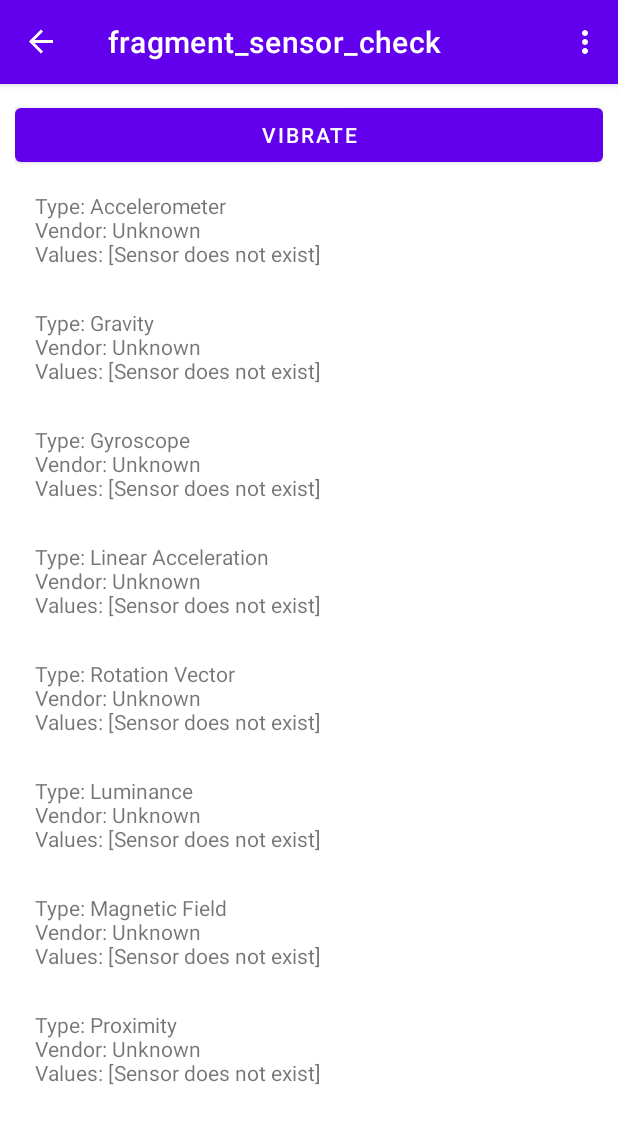
After one commit to FydeOS/Kang, an Android app: the SensorCheckFragment screen opened through its navigation route, on a phone screen of 412 x 824 dp. The commit adds this screen. Shown: the top 1124 px of the screen. Run offline under Robolectric (Android 15) with nearby library versions, the phone set to English and light mode, and no system bars; our stand-ins replace navigation-ui.

Commit message:
Add sensor check and vibrator

```diff
--- a/app/src/main/AndroidManifest.xml
+++ b/app/src/main/AndroidManifest.xml
@@ -4,7 +4,7 @@
 
     <uses-permission android:name="android.permission.RECORD_AUDIO" />
     <uses-permission android:name="android.permission.ACCESS_NOTIFICATION_POLICY" />
-
+    <uses-permission android:name="android.permission.VIBRATE"/>
     <uses-feature android:name="android.hardware.camera.any" />
     <uses-permission android:name="android.permission.CAMERA" />
 
--- a/app/src/main/java/io/fydeos/kangtester/FirstFragment.kt
+++ b/app/src/main/java/io/fydeos/kangtester/FirstFragment.kt
@@ -41,6 +41,9 @@ class FirstFragment : Fragment() {
         binding.btnCameraCheck.setOnClickListener {
             findNavController().navigate(R.id.action_FirstFragment_to_cameraCheckFragment)
         }
+        binding.btnSensorCheck.setOnClickListener {
+            findNavController().navigate(R.id.action_FirstFragment_to_sensorCheckFragment)
+        }
     }
 
     override fun onDestroyView() {
--- /dev/null
+++ b/app/src/main/java/io/fydeos/kangtester/SensorCheckFragment.kt
@@ -0,0 +1,142 @@
+package io.fydeos.kangtester
+
+import android.hardware.Sensor
+import android.hardware.SensorEvent
+import android.hardware.SensorEventListener
+import android.hardware.SensorManager
+import android.os.Bundle
+import android.os.VibrationEffect
+import android.os.Vibrator
+import android.view.LayoutInflater
+import android.view.View
+import android.view.ViewGroup
+import android.widget.TextView
+import androidx.core.content.ContextCompat.getSystemService
+import androidx.fragment.app.Fragment
+import io.fydeos.kangtester.databinding.FragmentSensorCheckBinding
+
+/**
+ * A simple [Fragment] subclass.
+ * Use the [SensorCheckFragment.newInstance] factory method to
+ * create an instance of this fragment.
+ */
+class SensorCheckFragment : Fragment() {
+    override fun onCreate(savedInstanceState: Bundle?) {
+        super.onCreate(savedInstanceState)
+    }
+
+    private lateinit var _binding: FragmentSensorCheckBinding
+
+    override fun onCreateView(
+        inflater: LayoutInflater, container: ViewGroup?,
+        savedInstanceState: Bundle?
+    ): View? {
+        _binding = FragmentSensorCheckBinding.inflate(inflater, container, false)
+        return _binding.root
+    }
+
+    data class SensorType(val type: Int, val name: Int, var listener: SensorEventListener? = null, var sensor: Sensor? = null)
+
+    val sensorTypes = arrayOf(
+        SensorType(Sensor.TYPE_ACCELEROMETER, R.string.accelerometer),
+        SensorType(Sensor.TYPE_GRAVITY, R.string.gravity),
+        SensorType(Sensor.TYPE_GYROSCOPE, R.string.gyroscope),
+        SensorType(Sensor.TYPE_LINEAR_ACCELERATION, R.string.linear_acceleration),
+        SensorType(Sensor.TYPE_ROTATION_VECTOR, R.string.rotation_vector),
+        SensorType(Sensor.TYPE_LIGHT, R.string.luminance),
+        SensorType(Sensor.TYPE_MAGNETIC_FIELD, R.string.magnetic_field),
+        SensorType(Sensor.TYPE_PROXIMITY, R.string.proximity),
+    )
+
+
+    private lateinit var sensorManager: SensorManager
+    private lateinit var vibrator: Vibrator
+    override fun onViewCreated(view: View, savedInstanceState: Bundle?) {
+        super.onViewCreated(view, savedInstanceState)
+        sensorManager = getSystemService(context!!, SensorManager::class.java)!!
+        for (s in sensorTypes) {
+            val sensor = sensorManager.getDefaultSensor(s.type)
+            val textView1 = TextView(context!!)
+            textView1.layoutParams = ViewGroup.LayoutParams(
+                ViewGroup.LayoutParams.WRAP_CONTENT,
+                ViewGroup.LayoutParams.WRAP_CONTENT
+            )
+            textView1.setPadding(20, 20, 20, 20) // in pixels (left, top, right, bottom)
+            _binding.lSensors.addView(textView1)
+            if (sensor != null) {
+                textView1.text = getString(R.string.sensor_value).format(
+                    getString(s.name),
+                    if (sensor.vendor != null) {
+                        sensor.vendor
+                    } else {
+                        getText(R.string.vendor_unknown)
+                    },
+                    getText(R.string.waiting_for_data)
+                )
+                s.listener = object : SensorEventListener {
+                    override fun onSensorChanged(event: SensorEvent?) {
+                        if (event != null) {
+                            val v = event.values.joinToString(", ") { String.format("%.2f", it) }
+                            textView1.text = getString(R.string.sensor_value).format(
+                                getString(s.name),
+                                if (sensor.vendor != null) {
+                                    sensor.vendor
+                                } else {
+                                    getText(R.string.vendor_unknown)
+                                },
+                                v
+                            )
+                        }
+                    }
+                    override fun onAccuracyChanged(sensor: Sensor?, accuracy: Int) {
+                    }
+                }
+                s.sensor = sensor
+            } else {
+                textView1.text = getString(R.string.sensor_value).format(
+                    getString(s.name),
+                    getText(R.string.vendor_unknown),
+                    getText(R.string.sensor_not_exist)
+                )
+            }
+
+        }
+        vibrator = getSystemService(context!!, Vibrator::class.java)!!
+        _binding.btnVibrate.setOnClickListener {
+            vibrator.vibrate(VibrationEffect.createOneShot(500, VibrationEffect.DEFAULT_AMPLITUDE));
+        }
+    }
+
+    override fun onPause() {
+        super.onPause()
+        for (s in sensorTypes) {
+            sensorManager.unregisterListener(s.listener)
+        }
+    }
+
+    override fun onResume() {
+        super.onResume()
+        for (s in sensorTypes) {
+            sensorManager.registerListener(
+                s.listener, s.sensor,
+                SensorManager.SENSOR_DELAY_NORMAL
+            )
+        }
+    }
+
+    companion object {
+        /**
+         * Use this factory method to create a new instance of
+         * this fragment using the provided parameters.
+         *
+         * @param param1 Parameter 1.
+         * @param param2 Parameter 2.
+         * @return A new instance of fragment SensorCheckFragment.
+         */
+        // TODO: Rename and change types and number of parameters
+        @JvmStatic
+        fun newInstance(param1: String, param2: String) =
+            SensorCheckFragment().apply {
+            }
+    }
+}
--- a/app/src/main/res/layout/fragment_first.xml
+++ b/app/src/main/res/layout/fragment_first.xml
@@ -54,10 +54,10 @@
                 android:layout_height="match_parent">
 
                 <Button
-                    android:id="@+id/button4"
+                    android:id="@+id/btn_sensor_check"
                     android:layout_width="wrap_content"
                     android:layout_height="wrap_content"
-                    android:text="Button" />
+                    android:text="@string/sensor_check" />
             </TableRow>
         </TableLayout>
     </ScrollView>
--- /dev/null
+++ b/app/src/main/res/layout/fragment_sensor_check.xml
@@ -0,0 +1,21 @@
+<?xml version="1.0" encoding="utf-8"?>
+<FrameLayout xmlns:android="http://schemas.android.com/apk/res/android"
+    xmlns:tools="http://schemas.android.com/tools"
+    android:id="@+id/f_sensor_check"
+    android:layout_width="match_parent"
+    android:layout_height="match_parent"
+    tools:context=".SensorCheckFragment">
+
+    <LinearLayout
+        android:id="@+id/l_sensors"
+        android:layout_width="match_parent"
+        android:layout_height="match_parent"
+        android:orientation="vertical">
+
+        <Button
+            android:id="@+id/btn_vibrate"
+            android:layout_width="match_parent"
+            android:layout_height="wrap_content"
+            android:text="@string/vibrate" />
+    </LinearLayout>
+</FrameLayout>
--- a/app/src/main/res/navigation/nav_graph.xml
+++ b/app/src/main/res/navigation/nav_graph.xml
@@ -21,6 +21,9 @@
         <action
             android:id="@+id/action_FirstFragment_to_cameraCheckFragment"
             app:destination="@id/cameraCheckFragment" />
+        <action
+            android:id="@+id/action_FirstFragment_to_sensorCheckFragment"
+            app:destination="@id/sensorCheckFragment" />
     </fragment>
     <fragment
         android:id="@+id/audioCheck"
@@ -37,4 +40,9 @@
         android:name="io.fydeos.kangtester.CameraCheckFragment"
         android:label="fragment_camera_check"
         tools:layout="@layout/fragment_camera_check" />
+    <fragment
+        android:id="@+id/sensorCheckFragment"
+        android:name="io.fydeos.kangtester.SensorCheckFragment"
+        android:label="fragment_sensor_check"
+        tools:layout="@layout/fragment_sensor_check" />
 </navigation>
--- a/app/src/main/res/values/strings.xml
+++ b/app/src/main/res/values/strings.xml
@@ -31,6 +31,20 @@
     <string name="take_photo">Take Photo</string>
     <string name="start_capture">Start capture</string>
     <string name="camera_check">Camera Check</string>
-    <!-- TODO: Remove or change this placeholder text -->
+    <string name="sensor_check">Sensor Check</string>
+    <string name="accelerometer">Accelerometer</string>
+    <string name="gravity">Gravity</string>
+    <string name="gyroscope">Gyroscope</string>
+    <string name="linear_acceleration">Linear Acceleration</string>
+    <string name="rotation_vector">Rotation Vector</string>
+    <string name="luminance">Luminance</string>
+    <string name="magnetic_field">Magnetic Field</string>
+    <string name="proximity">Proximity</string>
+    <string name="no_data">No Data</string>
+    <string name="vibrate">Vibrate</string>
+    <string name="sensor_value">Type: %s\nVendor: %s\nValues: [%s]</string>
+    <string name="vendor_unknown">Unknown</string>
+    <string name="waiting_for_data">Waiting for data</string>
+    <string name="sensor_not_exist">Sensor does not exist</string>
     <string name="hello_blank_fragment">Hello blank fragment</string>
 </resources>
```
